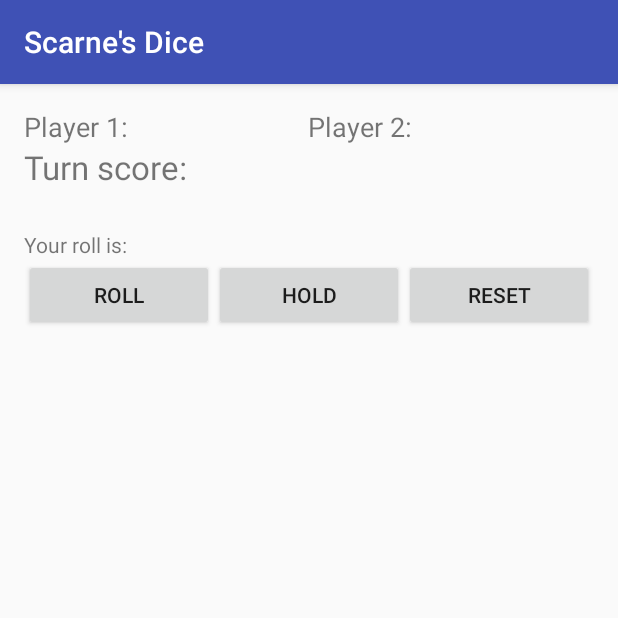
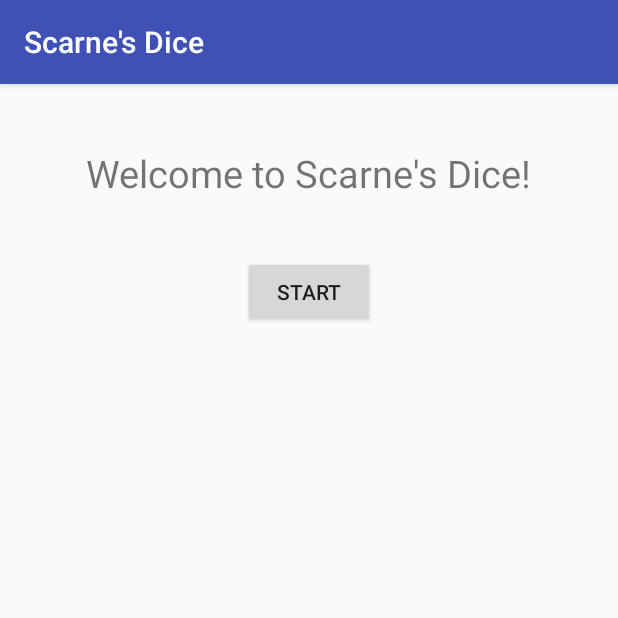
Before and after one commit to adaschnake/ScarneDice, an Android app: the screen it shows after launch (MainActivity before the commit, WelcomeActivity after it), on a phone screen of 412 x 824 dp, the top half of it. Run offline under Robolectric (Android 15) with nearby library versions, the phone set to English and light mode, and no system bars.

Commit message:
Added welcome, win, lose screens

```diff
--- a/app/src/main/AndroidManifest.xml
+++ b/app/src/main/AndroidManifest.xml
@@ -8,13 +8,16 @@
         android:label="@string/app_name"
         android:supportsRtl="true"
         android:theme="@style/AppTheme">
-        <activity android:name=".MainActivity">
+        <activity android:name=".WelcomeActivity">
             <intent-filter>
                 <action android:name="android.intent.action.MAIN" />
 
                 <category android:name="android.intent.category.LAUNCHER" />
             </intent-filter>
         </activity>
+        <activity android:name=".LoseActivity" />
+        <activity android:name=".WinActivity" />
+        <activity android:name=".MainActivity"></activity>
     </application>
 
 </manifest>
--- /dev/null
+++ b/app/src/main/java/com/example/demouser/scarnesdice/WelcomeActivity.java
@@ -0,0 +1,28 @@
+package com.example.demouser.scarnesdice;
+
+import android.content.Intent;
+import android.support.v7.app.AppCompatActivity;
+import android.os.Bundle;
+import android.view.View;
+import android.widget.Button;
+
+public class WelcomeActivity extends AppCompatActivity {
+
+    @Override
+    protected void onCreate(Bundle savedInstanceState) {
+        super.onCreate(savedInstanceState);
+        setContentView(R.layout.activity_welcome);
+
+        ((Button)findViewById(R.id.startButton)).setOnClickListener(new View.OnClickListener() {
+            @Override
+            public void onClick(View v) {
+                play();
+            }
+        });
+    }
+
+    private void play()
+    {
+        startActivity(new Intent(this, MainActivity.class));
+    }
+}
--- /dev/null
+++ b/app/src/main/res/layout/activity_welcome.xml
@@ -0,0 +1,31 @@
+<?xml version="1.0" encoding="utf-8"?>
+<RelativeLayout xmlns:android="http://schemas.android.com/apk/res/android"
+    xmlns:tools="http://schemas.android.com/tools"
+    android:id="@+id/activity_welcome"
+    android:layout_width="match_parent"
+    android:layout_height="match_parent"
+    android:paddingBottom="@dimen/activity_vertical_margin"
+    android:paddingLeft="@dimen/activity_horizontal_margin"
+    android:paddingRight="@dimen/activity_horizontal_margin"
+    android:paddingTop="@dimen/activity_vertical_margin"
+    tools:context="com.example.demouser.scarnesdice.WelcomeActivity">
+
+    <TextView
+        android:text="Welcome to Scarne's Dice!"
+        android:layout_width="wrap_content"
+        android:layout_height="wrap_content"
+        android:layout_alignParentTop="true"
+        android:layout_centerHorizontal="true"
+        android:textSize="25dp"
+        android:layout_marginTop="26dp"
+        android:id="@+id/textView" />
+
+    <Button
+        android:text="Start"
+        android:layout_width="wrap_content"
+        android:layout_height="wrap_content"
+        android:id="@+id/startButton"
+        android:layout_below="@+id/textView"
+        android:layout_centerHorizontal="true"
+        android:layout_marginTop="38dp" />
+</RelativeLayout>
--- a/app/src/main/res/values/strings.xml
+++ b/app/src/main/res/values/strings.xml
@@ -1,3 +1,8 @@
 <resources>
     <string name="app_name">Scarne\'s Dice</string>
+    <string name="winner1">Player 1 wins!</string>
+    <string name="winner2">Player 2 wins!</string>
+    <string name="turnText">Player %d\'s turn!</string>
+
+
 </resources>
```
Also changed, not shown: app/src/main/java/com/example/demouser/scarnesdice/LoseActivity.java (added, +29 -0 lines), app/src/main/java/com/example/demouser/scarnesdice/MainActivity.java (+87 -29 lines), app/src/main/java/com/example/demouser/scarnesdice/WinActivity.java (added, +33 -0 lines), app/src/main/res/layout/activity_lose.xml (added, +39 -0 lines), app/src/main/res/layout/activity_win.xml (added, +40 -0 lines).
